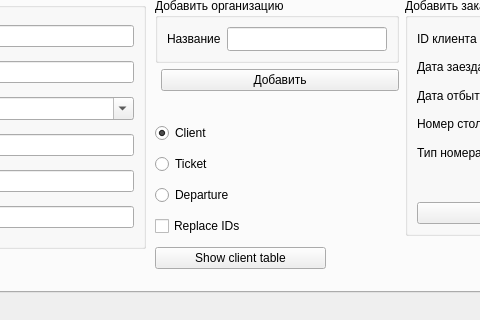
pkulev/scoodent, file kisqpy/client/main.ui: the form before one commit; both pictures show x 237 to 717 and y 457 to 777 of the 1017 by 777 pixel window.
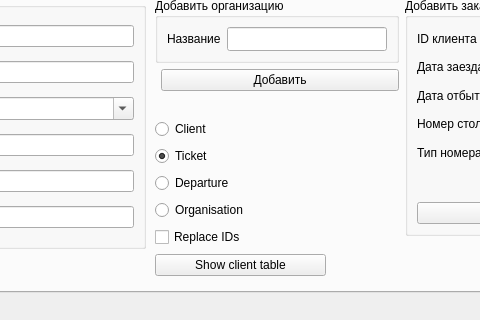
The form after the commit.

Commit message: Some fixes, add table click callback stubs

```diff
--- a/kisqpy/client/main.ui
+++ b/kisqpy/client/main.ui
@@ -398,7 +398,7 @@
           <string>Client</string>
          </property>
          <property name="checked">
-          <bool>true</bool>
+          <bool>false</bool>
          </property>
         </widget>
        </item>
@@ -407,6 +407,9 @@
          <property name="text">
           <string>Ticket</string>
          </property>
+         <property name="checked">
+          <bool>true</bool>
+         </property>
         </widget>
        </item>
        <item>
@@ -416,6 +419,13 @@
          </property>
         </widget>
        </item>
+       <item>
+        <widget class="QRadioButton" name="rb_organisation">
+         <property name="text">
+          <string>Organisation</string>
+         </property>
+        </widget>
+       </item>
        <item>
         <widget class="QCheckBox" name="chb_replaceIDs">
          <property name="text">
```
Left out of the diff: 32 changed lines with no effect on the pictures. The commit also changes 1 other file.
